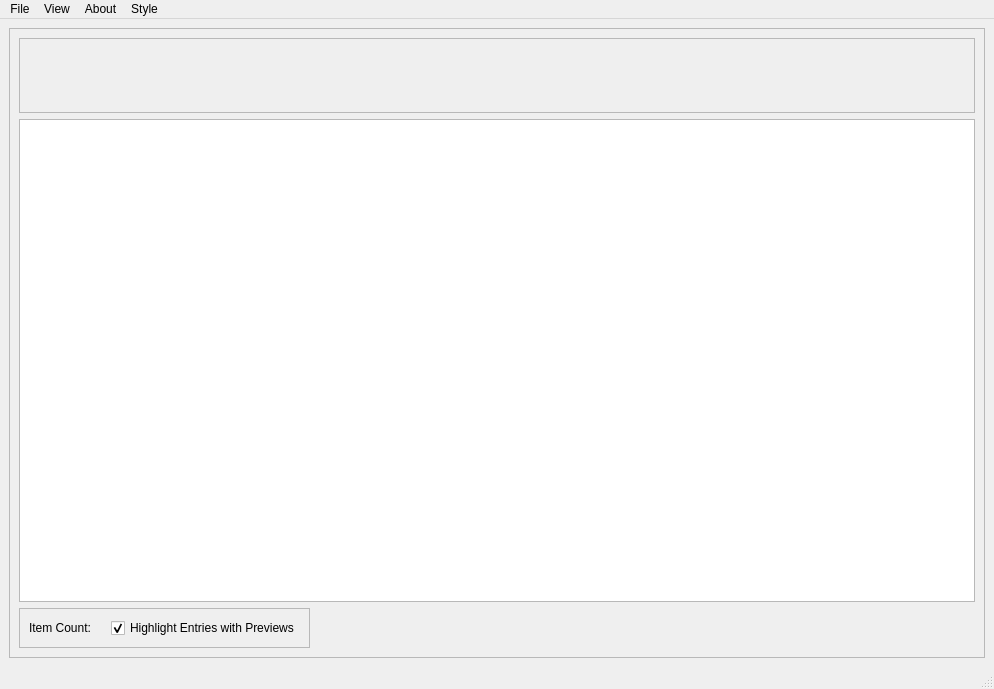
Above: assets/ui_files/main.ui from compix/MetadataManager before the change. Below: the same form after it.
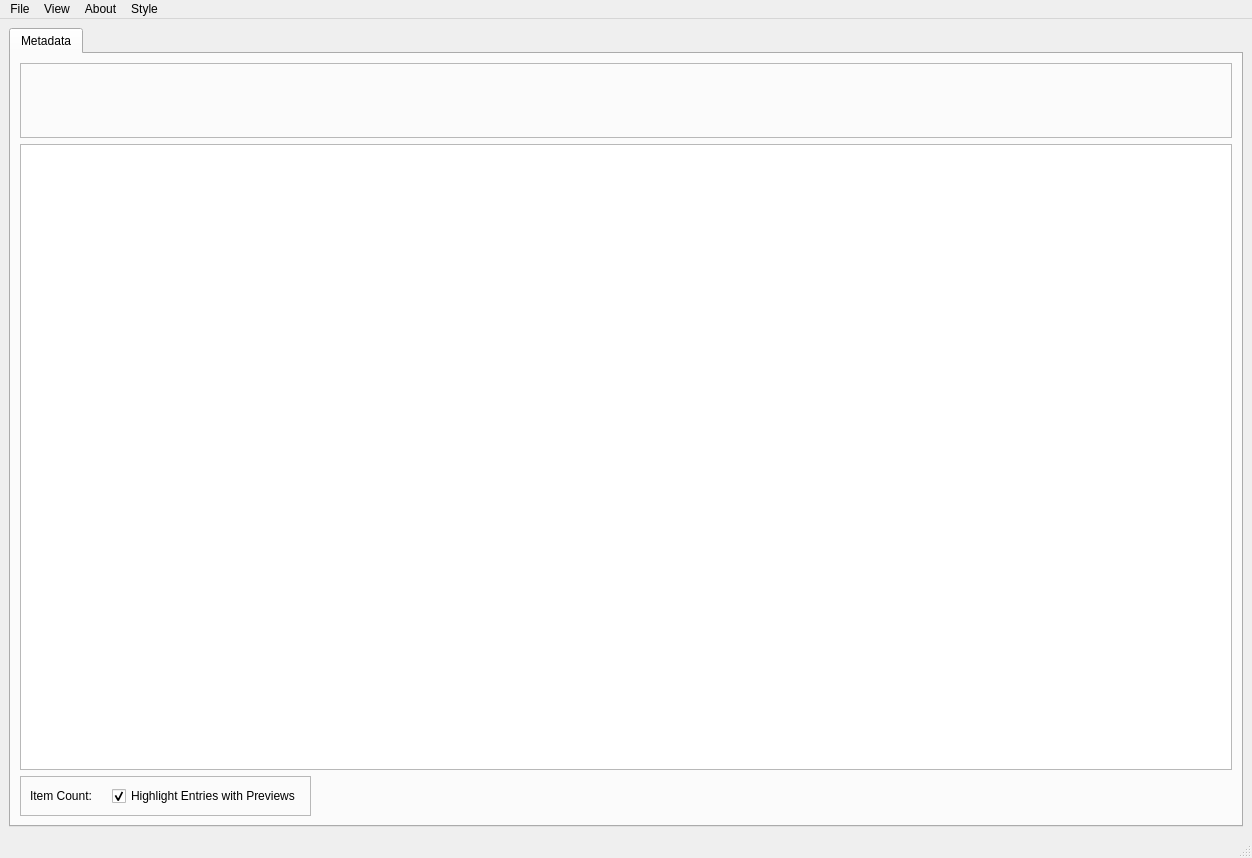
That is the form after the change. Icons and pictures are not drawn.

Commit message: Wrap central widget in tab widget, convenience function for private plugin ui file path

Diff of the .ui file:
```diff
--- a/assets/ui_files/main.ui
+++ b/assets/ui_files/main.ui
@@ -6,8 +6,8 @@
    <rect>
     <x>0</x>
     <y>0</y>
-    <width>994</width>
-    <height>689</height>
+    <width>1252</width>
+    <height>858</height>
    </rect>
   </property>
   <property name="windowTitle">
@@ -20,7 +20,20 @@
   <widget class="QWidget" name="centralwidget">
    <layout class="QGridLayout" name="gridLayout">
     <item row="0" column="0">
+     <widget class="QTabWidget" name="tabWidget">
+      <property name="currentIndex">
+       <number>0</number>
+      </property>
+      <widget class="QWidget" name="tab">
+       <attribute name="title">
+        <string>Metadata</string>
+       </attribute>
+       <layout class="QVBoxLayout" name="verticalLayout_2">
+        <item>
      <widget class="QFrame" name="main_frame">
+          <property name="enabled">
+           <bool>true</bool>
+          </property>
       <property name="sizePolicy">
        <sizepolicy hsizetype="Preferred" vsizetype="Preferred">
         <horstretch>0</horstretch>
@@ -28,12 +41,24 @@
        </sizepolicy>
       </property>
       <property name="frameShape">
-       <enum>QFrame::StyledPanel</enum>
+           <enum>QFrame::NoFrame</enum>
       </property>
       <property name="frameShadow">
        <enum>QFrame::Raised</enum>
       </property>
       <layout class="QVBoxLayout" name="verticalLayout">
+           <property name="leftMargin">
+            <number>0</number>
+           </property>
+           <property name="topMargin">
+            <number>0</number>
+           </property>
+           <property name="rightMargin">
+            <number>0</number>
+           </property>
+           <property name="bottomMargin">
+            <number>0</number>
+           </property>
        <item alignment="Qt::AlignTop">
         <widget class="QFrame" name="documentSearchFilterFrame">
          <property name="minimumSize">
@@ -107,13 +132,17 @@
     </item>
    </layout>
   </widget>
+     </widget>
+    </item>
+   </layout>
+  </widget>
   <widget class="QMenuBar" name="menubar">
    <property name="geometry">
     <rect>
      <x>0</x>
      <y>0</y>
-     <width>994</width>
-     <height>22</height>
+     <width>1252</width>
+     <height>21</height>
     </rect>
    </property>
    <widget class="QMenu" name="menuAbout">
```
Lines whose indentation alone changed are shown as unchanged. The commit also changes 2 other files.
